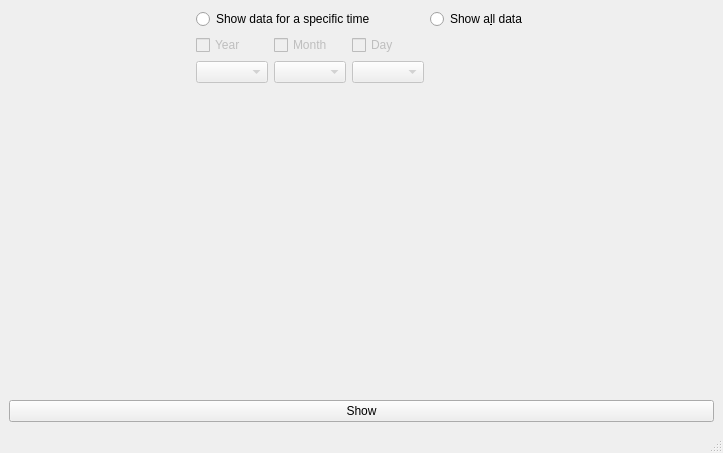
Above: databaseopenwindow.ui from lborowczak/CompanyDataManager before the change. Below: the same form after it.
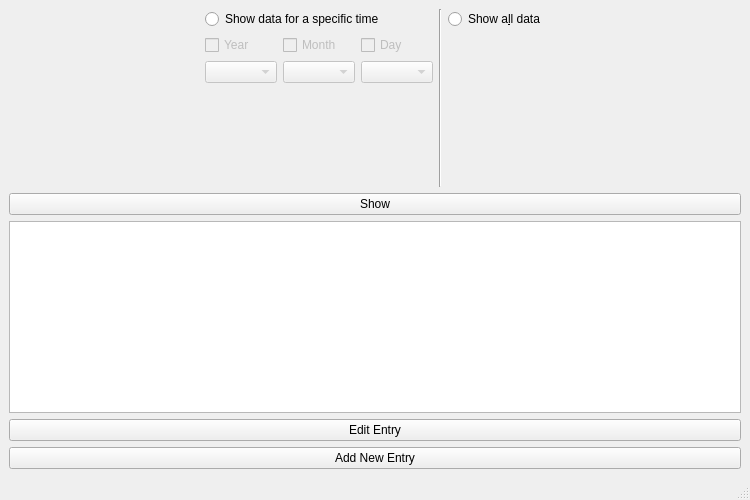
That is the form after the change.

Commit message: Add checkbox and listbox enabling/disabling logic and add ode to add entry boxes to the editor dialog

The edit to the form file:
```diff
--- a/databaseopenwindow.ui
+++ b/databaseopenwindow.ui
@@ -6,8 +6,8 @@
    <rect>
     <x>0</x>
     <y>0</y>
-    <width>723</width>
-    <height>453</height>
+    <width>750</width>
+    <height>500</height>
    </rect>
   </property>
   <property name="windowTitle">
@@ -20,8 +20,8 @@
      <height>16777215</height>
     </size>
    </property>
-   <layout class="QGridLayout" name="gridLayout">
-    <item row="0" column="0">
+   <layout class="QVBoxLayout" name="verticalLayout_2">
+    <item>
      <layout class="QHBoxLayout" name="DataSelectionLayout">
       <item>
        <spacer name="horizontalSpacer">
@@ -168,6 +168,13 @@
         </item>
        </layout>
       </item>
+      <item>
+       <widget class="Line" name="line">
+        <property name="orientation">
+         <enum>Qt::Vertical</enum>
+        </property>
+       </widget>
+      </item>
       <item>
        <layout class="QVBoxLayout" name="verticalLayout_10">
         <item>
@@ -207,10 +214,38 @@
       </item>
      </layout>
     </item>
-    <item row="1" column="0">
-     <widget class="QPushButton" name="pushButton">
+    <item>
+     <layout class="QHBoxLayout" name="horizontalLayout">
+      <item>
+       <widget class="QPushButton" name="pushButton">
+        <property name="text">
+         <string>Show</string>
+        </property>
+       </widget>
+      </item>
+     </layout>
+    </item>
+    <item>
+     <widget class="QTableView" name="tableView">
+      <property name="editTriggers">
+       <set>QAbstractItemView::NoEditTriggers</set>
+      </property>
+      <property name="sortingEnabled">
+       <bool>true</bool>
+      </property>
+     </widget>
+    </item>
+    <item>
+     <widget class="QPushButton" name="EditEntryButton">
       <property name="text">
-       <string>Show</string>
+       <string>Edit Entry</string>
+      </property>
+     </widget>
+    </item>
+    <item>
+     <widget class="QPushButton" name="AddEntryButton">
+      <property name="text">
+       <string>Add New Entry</string>
       </property>
      </widget>
     </item>
```
Left out of the diff: 6 changed lines with no effect on the pictures. The commit also changes 10 other files.
